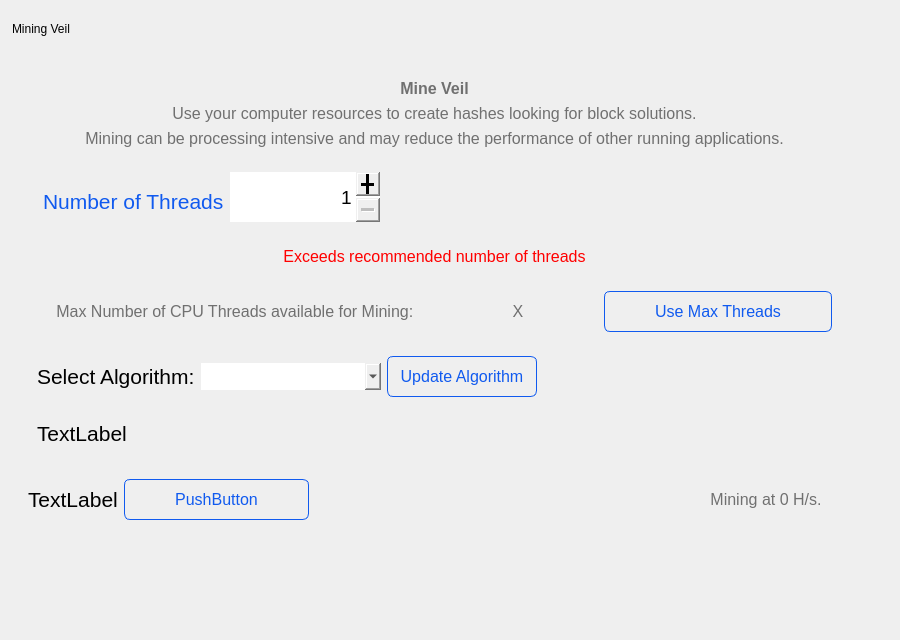
Old version of the form src/qt/veil/forms/miningwidget.ui in the repository Veil-Project/veil.
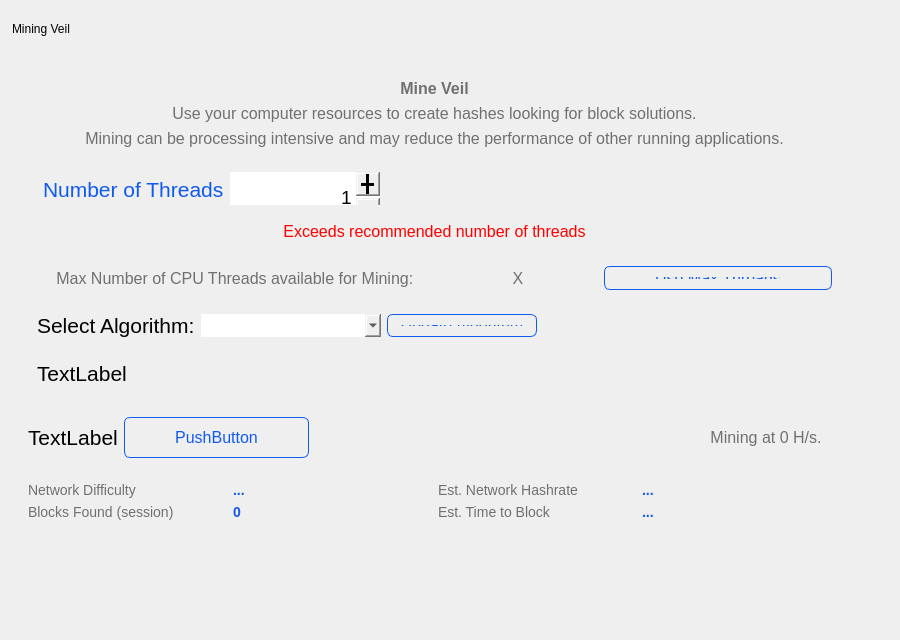
New version of the form.

Commit message: GUI miner: live hashrate and useful mining stats

Patch:
```diff
--- a/src/qt/veil/forms/miningwidget.ui
+++ b/src/qt/veil/forms/miningwidget.ui
@@ -603,6 +603,110 @@
          </layout>
         </widget>
        </item>
+       <item>
+        <widget class="QFrame" name="frameStats">
+         <property name="frameShape">
+          <enum>QFrame::StyledPanel</enum>
+         </property>
+         <property name="frameShadow">
+          <enum>QFrame::Raised</enum>
+         </property>
+         <layout class="QGridLayout" name="gridStats">
+          <item row="0" column="0">
+           <widget class="QLabel" name="lblDifficultyCaption">
+             <property name="styleSheet">
+              <string notr="true">color:#707070;
+font-size:14px;</string>
+             </property>
+             <property name="text">
+              <string>Network Difficulty</string>
+             </property>
+            </widget>
+          </item>
+          <item row="0" column="1">
+           <widget class="QLabel" name="lblDifficulty">
+             <property name="styleSheet">
+              <string notr="true">color:#105AEF;
+font-size:14px;
+font-weight:bold;</string>
+             </property>
+             <property name="text">
+              <string>...</string>
+             </property>
+            </widget>
+          </item>
+          <item row="0" column="2">
+           <widget class="QLabel" name="lblNetworkHashCaption">
+             <property name="styleSheet">
+              <string notr="true">color:#707070;
+font-size:14px;</string>
+             </property>
+             <property name="text">
+              <string>Est. Network Hashrate</string>
+             </property>
+            </widget>
+          </item>
+          <item row="0" column="3">
+           <widget class="QLabel" name="lblNetworkHash">
+             <property name="styleSheet">
+              <string notr="true">color:#105AEF;
+font-size:14px;
+font-weight:bold;</string>
+             </property>
+             <property name="text">
+              <string>...</string>
+             </property>
+            </widget>
+          </item>
+          <item row="1" column="0">
+           <widget class="QLabel" name="lblBlocksFoundCaption">
+             <property name="styleSheet">
+              <string notr="true">color:#707070;
+font-size:14px;</string>
+             </property>
+             <property name="text">
+              <string>Blocks Found (session)</string>
+             </property>
+            </widget>
+          </item>
+          <item row="1" column="1">
+           <widget class="QLabel" name="lblBlocksFound">
+             <property name="styleSheet">
+              <string notr="true">color:#105AEF;
+font-size:14px;
+font-weight:bold;</string>
+             </property>
+             <property name="text">
+              <string>0</string>
+             </property>
+            </widget>
+          </item>
+          <item row="1" column="2">
+           <widget class="QLabel" name="lblTimeToBlockCaption">
+             <property name="styleSheet">
+              <string notr="true">color:#707070;
+font-size:14px;</string>
+             </property>
+             <property name="text">
+              <string>Est. Time to Block</string>
+             </property>
+            </widget>
+          </item>
+          <item row="1" column="3">
+           <widget class="QLabel" name="lblTimeToBlock">
+             <property name="styleSheet">
+              <string notr="true">color:#105AEF;
+font-size:14px;
+font-weight:bold;</string>
+             </property>
+             <property name="text">
+              <string>...</string>
+             </property>
+            </widget>
+          </item>
+         </layout>
+        </widget>
+       </item>
       </layout>
      </widget>
      <widget class="QWidget" name="layoutWidget">
```
The commit also changes 5 other files.
